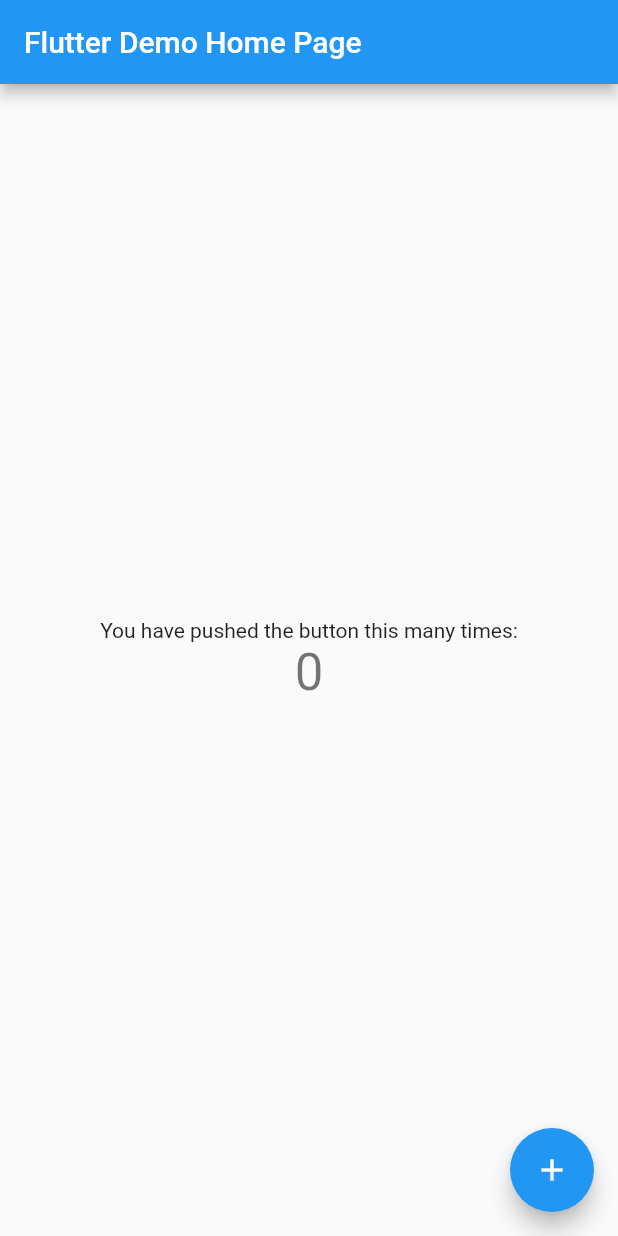
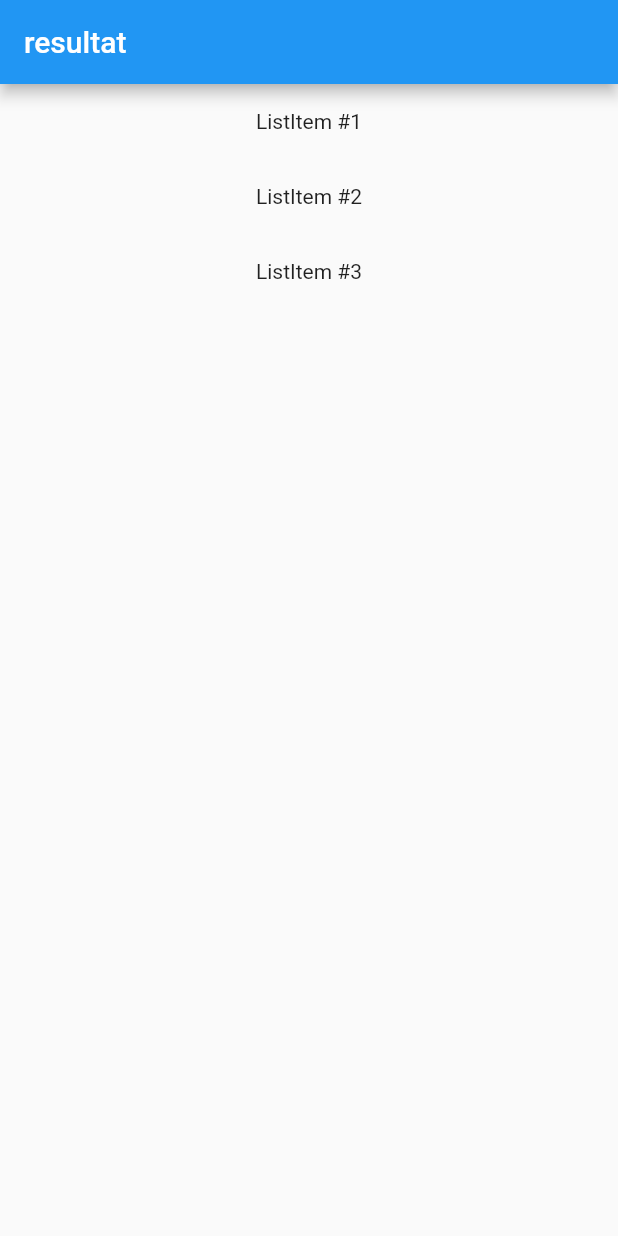
Before and after one commit to gu-tig169/grupp3, a Flutter app: the screen it shows after launch, on a phone screen of 412 x 824 dp. Run offline on Flutter 3.47's test engine with Material 2 defaults, Android fonts, the phone set to English and light mode, and no system bars.

Commit message:
Börjat på design för RestaurantListView.dart (resultaten)

```diff
--- /dev/null
+++ b/lib/RestaurantListView.dart
@@ -0,0 +1,28 @@
+import 'package:flutter/cupertino.dart';
+import 'package:flutter/material.dart';
+
+class RestaurantListView extends StatelessWidget {
+  Widget build(BuildContext context) {
+    return Scaffold(
+      appBar: AppBar(
+        title: Text('resultat'),
+      ),
+      body: ListView(
+        children: <Widget>[
+          Container(
+            height: 50,
+            child: Center(child: Text('ListItem #1')),
+          ),
+          Container(
+            height: 50,
+            child: Center(child: Text('ListItem #2')),
+          ),
+          Container(
+            height: 50,
+            child: Center(child: Text('ListItem #3')),
+          ),
+        ],
+      ),
+    );
+  }
+}
--- a/lib/main.dart
+++ b/lib/main.dart
@@ -1,4 +1,6 @@
 import 'package:flutter/material.dart';
+
+import 'RestaurantListView.dart';
 
 void main() {
   runApp(MyApp());
@@ -9,109 +11,10 @@ class MyApp extends StatelessWidget {
   @override
   Widget build(BuildContext context) {
     return MaterialApp(
-      title: 'Flutter Demo',
-      theme: ThemeData(
-        // This is the theme of your application.
-        //
-        // Try running your application with "flutter run". You'll see the
-        // application has a blue toolbar. Then, without quitting the app, try
-        // changing the primarySwatch below to Colors.green and then invoke
-        // "hot reload" (press "r" in the console where you ran "flutter run",
-        // or simply save your changes to "hot reload" in a Flutter IDE).
-        // Notice that the counter didn't reset back to zero; the application
-        // is not restarted.
-        primarySwatch: Colors.blue,
-        // This makes the visual density adapt to the platform that you run
-        // the app on. For desktop platforms, the controls will be smaller and
-        // closer together (more dense) than on mobile platforms.
-        visualDensity: VisualDensity.adaptivePlatformDensity,
-      ),
-      home: MyHomePage(title: 'Flutter Demo Home Page'),
+      title: 'Restaurant Finder',
+      //Ändra denna rad till den klass ni vill visa. Just nu visar den RestaurantListView.dart
+      //Ni behöver inte pusha main.dart innan vi har länkat ihop allting
+      home: RestaurantListView(),
     );
   }
 }
-
-class MyHomePage extends StatefulWidget {
-  MyHomePage({Key key, this.title}) : super(key: key);
-
-  // This widget is the home page of your application. It is stateful, meaning
-  // that it has a State object (defined below) that contains fields that affect
-  // how it looks.
-
-  // This class is the configuration for the state. It holds the values (in this
-  // case the title) provided by the parent (in this case the App widget) and
-  // used by the build method of the State. Fields in a Widget subclass are
-  // always marked "final".
-
-  final String title;
-
-  @override
-  _MyHomePageState createState() => _MyHomePageState();
-}
-
-class _MyHomePageState extends State<MyHomePage> {
-  int _counter = 0;
-
-  void _incrementCounter() {
-    setState(() {
-      // This call to setState tells the Flutter framework that something has
-      // changed in this State, which causes it to rerun the build method below
-      // so that the display can reflect the updated values. If we changed
-      // _counter without calling setState(), then the build method would not be
-      // called again, and so nothing would appear to happen.
-      _counter++;
-    });
-  }
-
-  @override
-  Widget build(BuildContext context) {
-    // This method is rerun every time setState is called, for instance as done
-    // by the _incrementCounter method above.
-    //
-    // The Flutter framework has been optimized to make rerunning build methods
-    // fast, so that you can just rebuild anything that needs updating rather
-    // than having to individually change instances of widgets.
-    return Scaffold(
-      appBar: AppBar(
-        // Here we take the value from the MyHomePage object that was created by
-        // the App.build method, and use it to set our appbar title.
-        title: Text(widget.title),
-      ),
-      body: Center(
-        // Center is a layout widget. It takes a single child and positions it
-        // in the middle of the parent.
-        child: Column(
-          // Column is also a layout widget. It takes a list of children and
-          // arranges them vertically. By default, it sizes itself to fit its
-          // children horizontally, and tries to be as tall as its parent.
-          //
-          // Invoke "debug painting" (press "p" in the console, choose the
-          // "Toggle Debug Paint" action from the Flutter Inspector in Android
-          // Studio, or the "Toggle Debug Paint" command in Visual Studio Code)
-          // to see the wireframe for each widget.
-          //
-          // Column has various properties to control how it sizes itself and
-          // how it positions its children. Here we use mainAxisAlignment to
-          // center the children vertically; the main axis here is the vertical
-          // axis because Columns are vertical (the cross axis would be
-          // horizontal).
-          mainAxisAlignment: MainAxisAlignment.center,
-          children: <Widget>[
-            Text(
-              'You have pushed the button this many times:',
-            ),
-            Text(
-              '$_counter',
-              style: Theme.of(context).textTheme.headline4,
-            ),
-          ],
-        ),
-      ),
-      floatingActionButton: FloatingActionButton(
-        onPressed: _incrementCounter,
-        tooltip: 'Increment',
-        child: Icon(Icons.add),
-      ), // This trailing comma makes auto-formatting nicer for build methods.
-    );
-  }
-}
```
Also changed, not shown: 1 other file.
